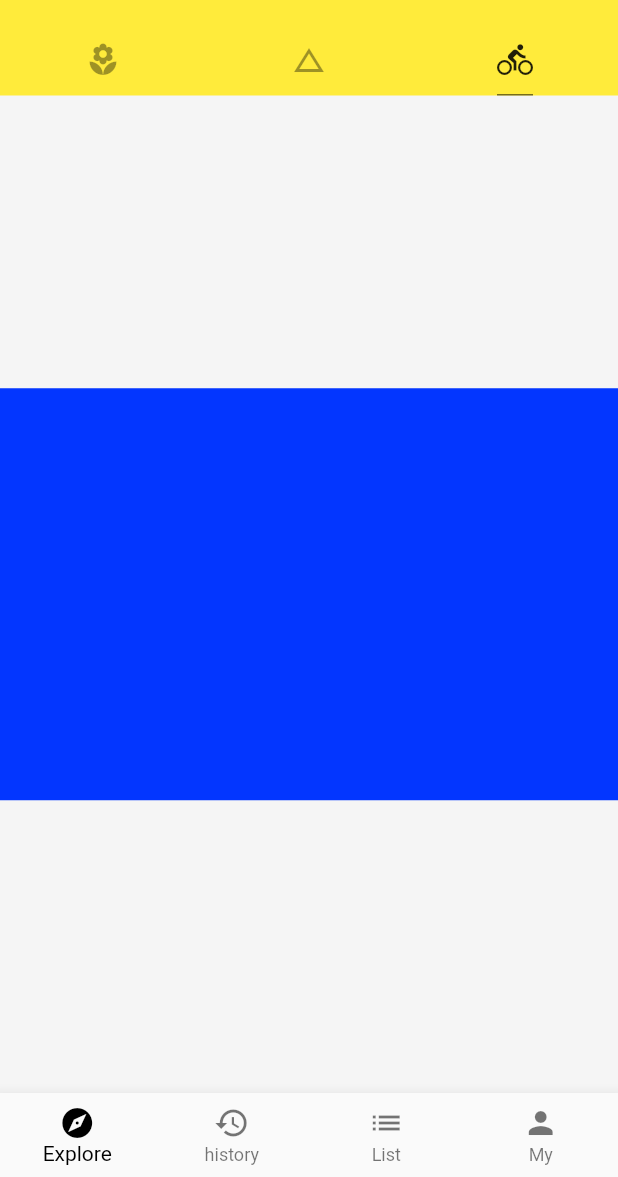
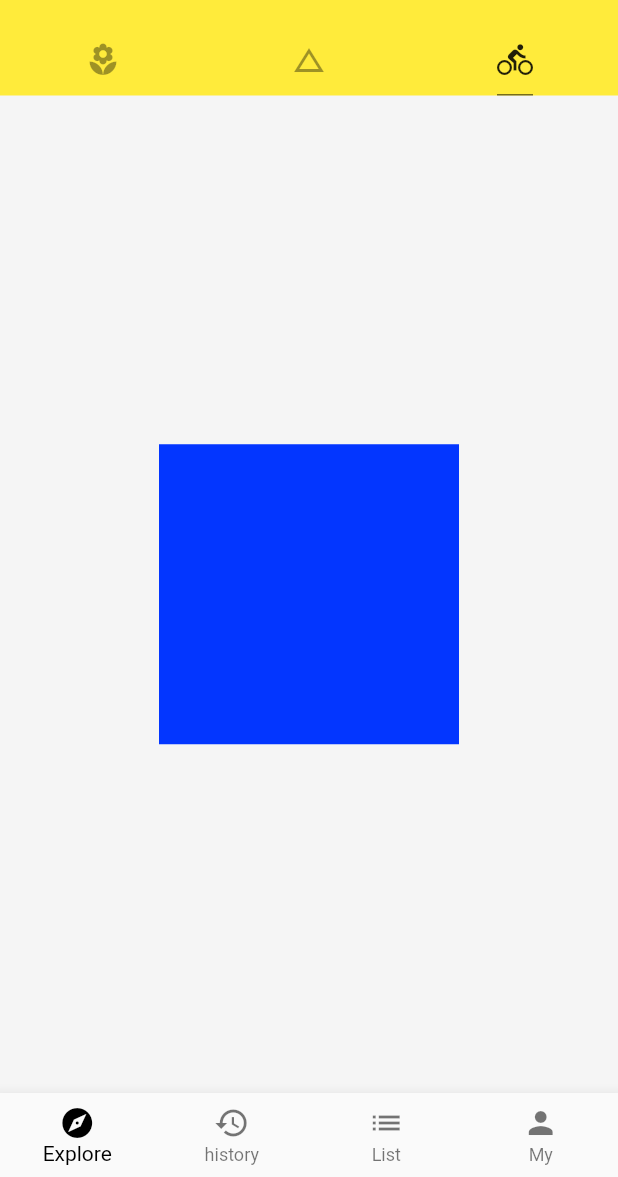
Before and after one commit to SymphonyZhang/practice, a Flutter app: the screen it shows after launch, tab 3 chosen, on a phone screen of 412 x 824 dp, the part 59-1236 px from its top. Run offline on Flutter 3.47's test engine with Material 2 defaults, Android fonts, the phone set to English and light mode, and no system bars; network calls fail; statements that could not run were skipped.

```diff
--- a/lib/demo/layout_demo.dart
+++ b/lib/demo/layout_demo.dart
@@ -8,8 +8,28 @@ class LayoutDemo extends StatelessWidget {
       child: Column(
         mainAxisAlignment: MainAxisAlignment.center,
         children: <Widget>[
-          AspectRatioDemo(),
+          ConstrainedBoxDemo(),
       ],
+      ),
+    );
+  }
+}
+
+//ConstainedBox 可以给子部件添加限制，例如最小最大的宽度和高度
+class ConstrainedBoxDemo extends StatelessWidget{
+  @override
+  Widget build(BuildContext context) {
+    // TODO: implement build
+    return ConstrainedBox(
+      //限制
+      constraints: BoxConstraints(
+        //子部件最小高度为200.0
+        minHeight: 200.0,
+        //子部件最大宽度为200.0
+        maxWidth: 200.0,
+      ),
+      child: Container(
+        color: Color.fromRGBO(3, 54, 255, 1.0),
       ),
     );
   }
```
